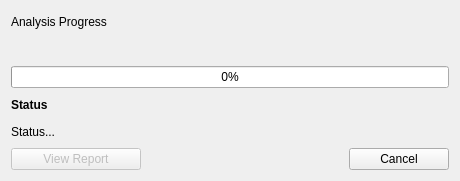
Qt form src/cplus_plugin/ui/analysis_progress_dialog.ui (ConservationInternational/cplus-plugin) before a commit.
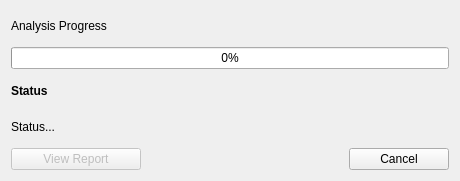
The same form after that commit.

What changed in the file:
```diff
--- a/src/cplus_plugin/ui/analysis_progress_dialog.ui
+++ b/src/cplus_plugin/ui/analysis_progress_dialog.ui
@@ -27,13 +27,6 @@
      </property>
     </widget>
    </item>
-   <item>
-    <widget class="QLabel" name="lbl_id">
-     <property name="text">
-      <string/>
-     </property>
-    </widget>
-   </item>
    <item>
     <widget class="QProgressBar" name="progress_bar">
      <property name="value">
```
